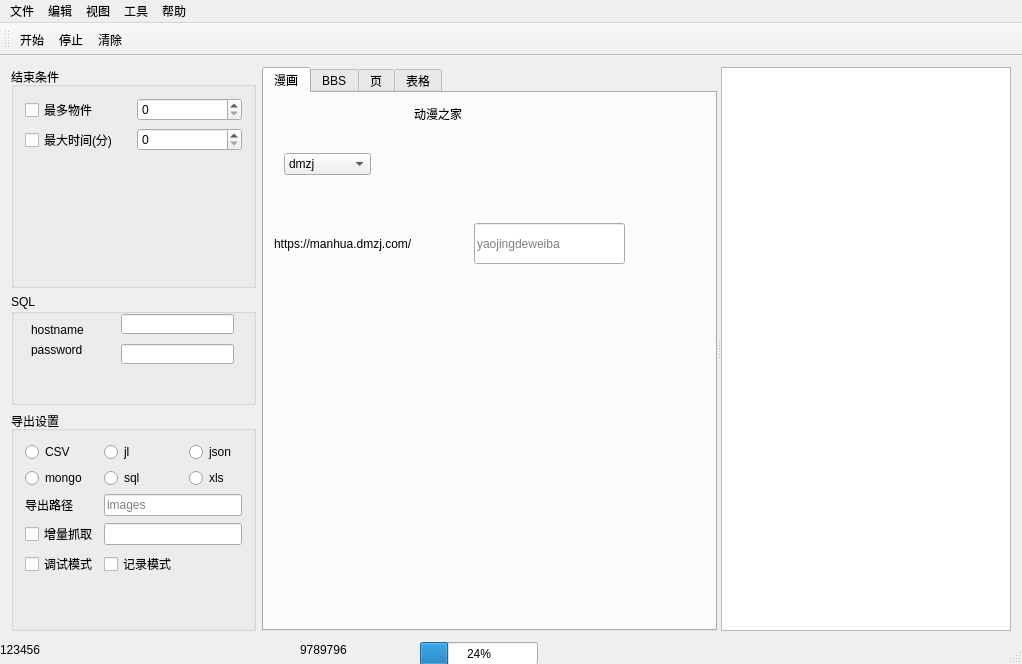
The window that code/scrapy/scrapy_sample/ui/mainwindow.ui (csy9730/pyScrawler) describes before a commit, drawn with Qt 5.
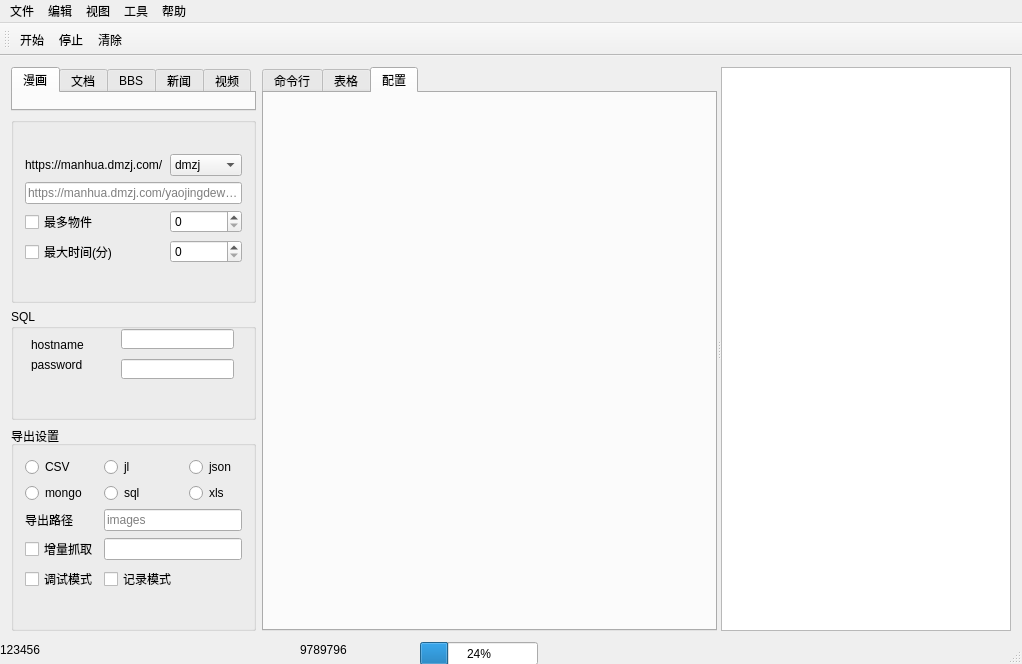
The same window after the commit. Icons and pictures are not drawn.

Commit message: tiny tune ui

The edit to the form file:
```diff
--- a/code/scrapy/scrapy_sample/ui/mainwindow.ui
+++ b/code/scrapy/scrapy_sample/ui/mainwindow.ui
@@ -17,45 +17,154 @@
    <layout class="QHBoxLayout" name="horizontalLayout" stretch="0,0">
     <item>
      <layout class="QVBoxLayout" name="verticalLayout_2">
+      <item>
+       <widget class="QTabWidget" name="tabWidget_2">
+        <property name="sizePolicy">
+         <sizepolicy hsizetype="Preferred" vsizetype="Expanding">
+          <horstretch>0</horstretch>
+          <verstretch>0</verstretch>
+         </sizepolicy>
+        </property>
+        <property name="maximumSize">
+         <size>
+          <width>322</width>
+          <height>44</height>
+         </size>
+        </property>
+        <property name="currentIndex">
+         <number>0</number>
+        </property>
+        <widget class="QWidget" name="tab_5">
+         <attribute name="title">
+          <string>漫画</string>
+         </attribute>
+         <layout class="QVBoxLayout" name="verticalLayout"/>
+        </widget>
+        <widget class="QWidget" name="tab_6">
+         <attribute name="title">
+          <string>文档</string>
+         </attribute>
+        </widget>
+        <widget class="QWidget" name="tab_7">
+         <attribute name="title">
+          <string>BBS</string>
+         </attribute>
+        </widget>
+        <widget class="QWidget" name="tab_8">
+         <attribute name="title">
+          <string>新闻</string>
+         </attribute>
+        </widget>
+        <widget class="QWidget" name="tab_9">
+         <attribute name="title">
+          <string>视频</string>
+         </attribute>
+        </widget>
+       </widget>
+      </item>
       <item>
        <widget class="QGroupBox" name="groupBox_2">
         <property name="title">
-         <string>结束条件</string>
+         <string/>
         </property>
         <layout class="QGridLayout" name="gridLayout_2">
-         <item row="2" column="0">
-          <spacer name="verticalSpacer">
-           <property name="orientation">
-            <enum>Qt::Vertical</enum>
-           </property>
-           <property name="sizeHint" stdset="0">
-            <size>
-             <width>20</width>
-             <height>40</height>
-            </size>
-           </property>
-          </spacer>
-         </item>
-         <item row="1" column="0">
+         <item row="5" column="0">
           <widget class="QCheckBox" name="checkBox_2">
            <property name="text">
             <string>最大时间(分)</string>
            </property>
           </widget>
          </item>
-         <item row="1" column="1">
+         <item row="5" column="1">
           <widget class="QSpinBox" name="spinBox_2"/>
          </item>
-         <item row="0" column="1">
-          <widget class="QSpinBox" name="spbMaxItem"/>
-         </item>
-         <item row="0" column="0">
+         <item row="4" column="0">
           <widget class="QCheckBox" name="chkMaxItem">
            <property name="text">
             <string>最多物件</string>
            </property>
           </widget>
          </item>
+         <item row="4" column="1">
+          <widget class="QSpinBox" name="spbMaxItem"/>
+         </item>
+         <item row="0" column="0">
+          <widget class="QLabel" name="label">
+           <property name="text">
+            <string/>
+           </property>
+          </widget>
+         </item>
+         <item row="3" column="0" colspan="2">
+          <widget class="QLineEdit" name="ledBookname">
+           <property name="sizePolicy">
+            <sizepolicy hsizetype="Preferred" vsizetype="Fixed">
+             <horstretch>0</horstretch>
+             <verstretch>0</verstretch>
+            </sizepolicy>
+           </property>
+           <property name="toolTip">
+            <string>输入书名拼音，多本书使用分号间隔</string>
+           </property>
+           <property name="placeholderText">
+            <string>https://manhua.dmzj.com/yaojingdeweiba</string>
+           </property>
+          </widget>
+         </item>
+         <item row="6" column="0">
+          <spacer name="verticalSpacer">
+           <property name="orientation">
+            <enum>Qt::Vertical</enum>
+           </property>
+           <property name="sizeHint" stdset="0">
+            <size>
+             <width>20</width>
+             <height>40</height>
+            </size>
+           </property>
+          </spacer>
+         </item>
+         <item row="1" column="0">
+          <widget class="QLabel" name="label_2">
+           <property name="text">
+            <string>https://manhua.dmzj.com/</string>
+           </property>
+          </widget>
+         </item>
+         <item row="1" column="1">
+          <widget class="QComboBox" name="comboBox">
+           <item>
+            <property name="text">
+             <string>dmzj</string>
+            </property>
+           </item>
+           <item>
+            <property name="text">
+             <string>sgacg</string>
+            </property>
+           </item>
+           <item>
+            <property name="text">
+             <string>acqq</string>
+            </property>
+           </item>
+           <item>
+            <property name="text">
+             <string>mzitu</string>
+            </property>
+           </item>
+           <item>
+            <property name="text">
+             <string>mm131</string>
+            </property>
+           </item>
+           <item>
+            <property name="text">
+             <string>meizitu</string>
+            </property>
+           </item>
+          </widget>
+         </item>
         </layout>
        </widget>
       </item>
@@ -243,86 +352,9 @@
        <property name="currentIndex">
         <number>0</number>
        </property>
-       <widget class="QWidget" name="tab">
-        <attribute name="title">
-         <string>漫画</string>
-        </attribute>
-        <widget class="QLineEdit" name="ledBookname">
-         <property name="geometry">
-          <rect>
-           <x>210</x>
-           <y>130</y>
-           <width>151</width>
-           <height>41</height>
-          </rect>
-         </property>
-         <property name="toolTip">
-          <string>输入书名拼音，多本书使用分号间隔</string>
-         </property>
-         <property name="placeholderText">
-          <string>yaojingdeweiba</string>
-         </property>
-        </widget>
-        <widget class="QLabel" name="label">
-         <property name="geometry">
-          <rect>
-           <x>150</x>
-           <y>10</y>
-           <width>121</width>
-           <height>21</height>
-          </rect>
-         </property>
-         <property name="text">
-          <string>动漫之家</string>
-         </property>
-        </widget>
-        <widget class="QComboBox" name="comboBox">
-         <property name="geometry">
-          <rect>
-           <x>20</x>
-           <y>60</y>
-           <width>87</width>
-           <height>22</height>
-          </rect>
-         </property>
-         <item>
-          <property name="text">
-           <string>dmzj</string>
-          </property>
-         </item>
-         <item>
-          <property name="text">
-           <string>sgacg</string>
-          </property>
-         </item>
-         <item>
-          <property name="text">
-           <string>acqq</string>
-          </property>
-         </item>
-        </widget>
-        <widget class="QLabel" name="label_2">
-         <property name="geometry">
-          <rect>
-           <x>10</x>
-           <y>140</y>
-           <width>191</width>
-           <height>21</height>
-          </rect>
-         </property>
-         <property name="text">
-          <string>https://manhua.dmzj.com/</string>
-         </property>
-        </widget>
-       </widget>
-       <widget class="QWidget" name="tab_2">
-        <attribute name="title">
-         <string>BBS</string>
-        </attribute>
-       </widget>
        <widget class="QWidget" name="tab_3">
         <attribute name="title">
-         <string>页</string>
+         <string>命令行</string>
         </attribute>
         <widget class="QWidget" name="widget" native="true">
          <property name="geometry">
@@ -376,6 +408,11 @@
          <string>表格</string>
         </attribute>
        </widget>
+       <widget class="QWidget" name="tab">
+        <attribute name="title">
+         <string>配置</string>
+        </attribute>
+       </widget>
       </widget>
       <widget class="QTextBrowser" name="textBrowser"/>
      </widget>
```
Left out of the diff: 22 changed lines with no effect on the pictures. The commit also changes 3 other files.
